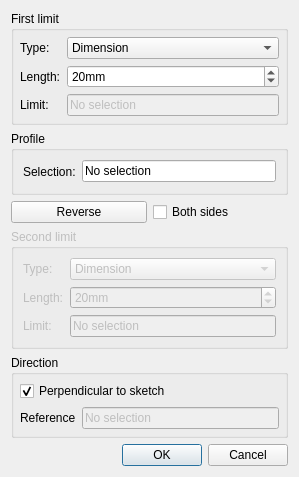
Before: the Qt Designer form src/Mod/Part/Gui/DlgBlock.ui in southseact-3d/fcd, drawn with Qt 5.
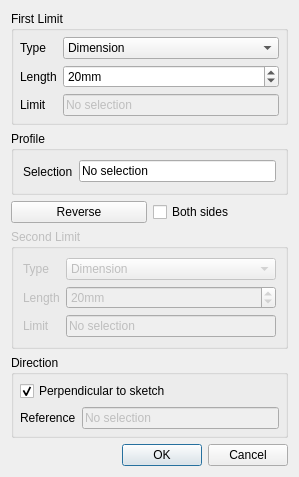
After: the same form once the commit is applied.

What changed in the file:
```diff
--- a/src/Mod/Part/Gui/DlgBlock.ui
+++ b/src/Mod/Part/Gui/DlgBlock.ui
@@ -17,7 +17,7 @@
    <item row="0" column="0">
     <widget class="QGroupBox" name="groupBox">
      <property name="title">
-      <string>First limit</string>
+      <string>First Limit</string>
      </property>
      <layout class="QGridLayout">
       <property name="margin">
@@ -37,7 +37,7 @@
         <item row="0" column="0">
          <widget class="QLabel" name="TextLabel1">
           <property name="text">
-           <string>Type:</string>
+           <string>Type</string>
           </property>
          </widget>
         </item>
@@ -73,7 +73,7 @@
         <item row="1" column="0">
          <widget class="QLabel" name="TextLabel2">
           <property name="text">
-           <string>Length:</string>
+           <string>Length</string>
           </property>
          </widget>
         </item>
@@ -90,7 +90,7 @@
         <item row="2" column="0">
          <widget class="QLabel" name="TextLabel3">
           <property name="text">
-           <string>Limit:</string>
+           <string>Limit</string>
           </property>
          </widget>
         </item>
@@ -132,7 +132,7 @@
         <item>
          <widget class="QLabel" name="TextLabel4">
           <property name="text">
-           <string>Selection:</string>
+           <string>Selection</string>
           </property>
          </widget>
         </item>
@@ -178,7 +178,7 @@
       <bool>false</bool>
      </property>
      <property name="title">
-      <string>Second limit</string>
+      <string>Second Limit</string>
      </property>
      <layout class="QGridLayout">
       <property name="margin">
@@ -198,7 +198,7 @@
         <item row="0" column="0">
          <widget class="QLabel" name="TextLabel1_2">
           <property name="text">
-           <string>Type:</string>
+           <string>Type</string>
           </property>
          </widget>
         </item>
@@ -234,7 +234,7 @@
         <item row="1" column="0">
          <widget class="QLabel" name="TextLabel2_2">
           <property name="text">
-           <string>Length:</string>
+           <string>Length</string>
           </property>
          </widget>
         </item>
@@ -251,7 +251,7 @@
         <item row="2" column="0">
          <widget class="QLabel" name="TextLabel3_2">
           <property name="text">
-           <string>Limit:</string>
+           <string>Limit</string>
           </property>
          </widget>
         </item>
```
Left out of the diff: 2 changed lines with no effect on the pictures.
